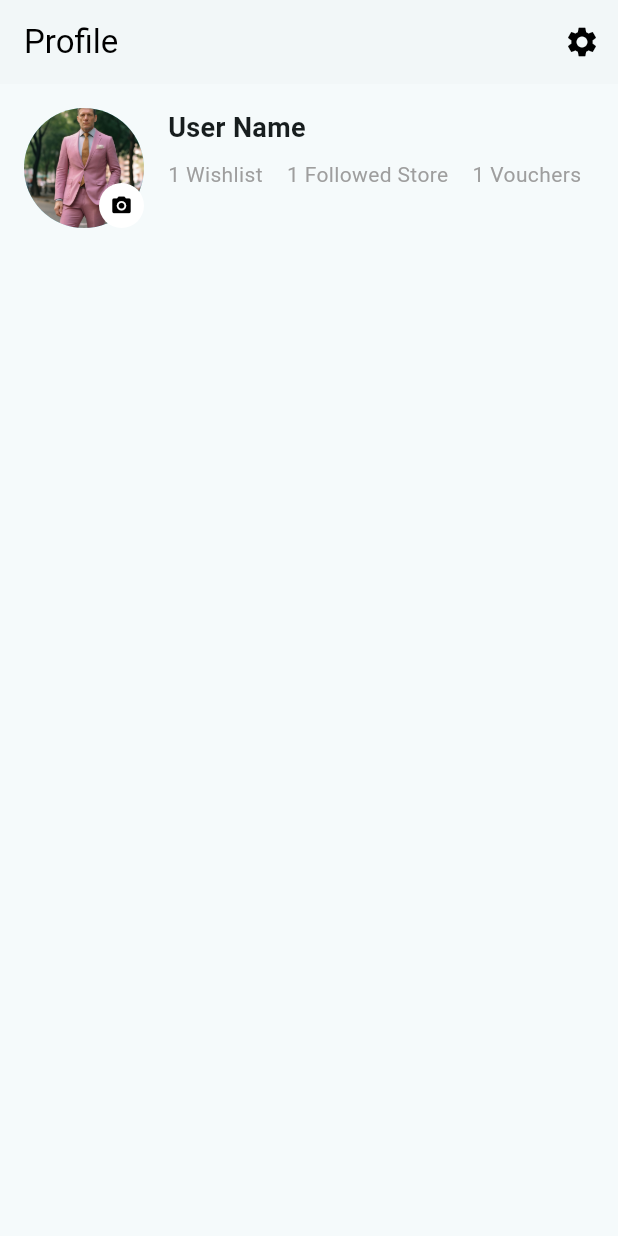
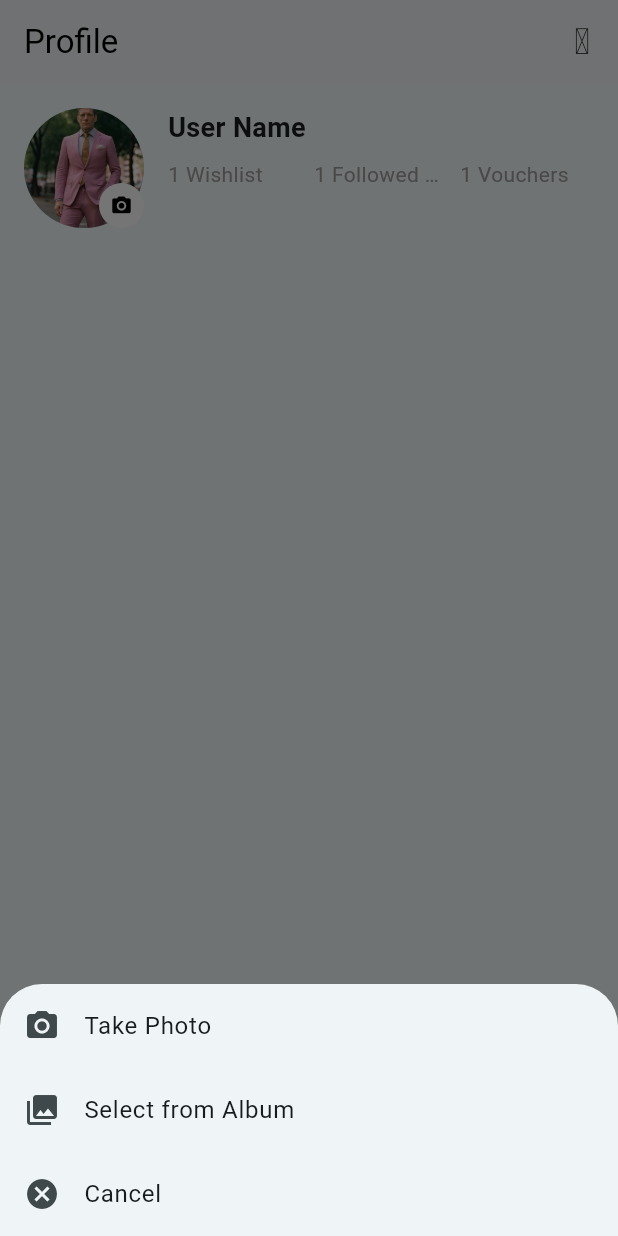
Before and after one commit to gitFaysalSakib/softminionEcom, a Flutter app: the screen it shows after launch, after a tap on the "camera alt" icon, on a phone screen of 412 x 824 dp. Run offline on Flutter 3.47's test engine with Material 3 defaults, Android fonts, the light colour scheme and no system bars; our stand-ins replace flutter_staggered_animations, get, iconsax, image_picker.

Commit message:
user can now take photo and choose photo from gallery

```diff
--- a/lib/all_test_class.dart
+++ b/lib/all_test_class.dart
@@ -1,6 +1,70 @@
+import 'dart:io';
+
 import 'package:flutter/material.dart';
+import 'package:image_picker/image_picker.dart';
+import 'package:iconsax/iconsax.dart';
 
-class UserProfilePage extends StatelessWidget {
+class UserFirstProfilePage extends StatefulWidget {
+  @override
+  _UserFirstProfilePageState createState() => _UserFirstProfilePageState();
+}
+
+class _UserFirstProfilePageState extends State<UserFirstProfilePage> {
+  final ImagePicker _picker = ImagePicker();
+  XFile? _imageFile;
+
+  Future<void> _showImageSourceActionSheet(BuildContext context) async {
+    showModalBottomSheet(
+      context: context,
+      builder: (BuildContext context) {
+        return SafeArea(
+          child: Column(
+            mainAxisSize: MainAxisSize.min,
+            children: [
+              ListTile(
+                leading: Icon(Icons.camera_alt),
+                title: Text('Take Photo'),
+                onTap: () async {
+                  Navigator.of(context).pop();
+                  final pickedFile = await _picker.pickImage(
+                    source: ImageSource.camera,
+                  );
+                  if (pickedFile != null) {
+                    setState(() {
+                      _imageFile = pickedFile;
+                    });
+                  }
+                },
+              ),
+              ListTile(
+                leading: Icon(Icons.photo_library),
+                title: Text('Select from Album'),
+                onTap: () async {
+                  Navigator.of(context).pop();
+                  final pickedFile = await _picker.pickImage(
+                    source: ImageSource.gallery,
+                  );
+                  if (pickedFile != null) {
+                    setState(() {
+                      _imageFile = pickedFile;
+                    });
+                  }
+                },
+              ),
+              ListTile(
+                leading: Icon(Icons.cancel),
+                title: Text('Cancel'),
+                onTap: () {
+                  Navigator.of(context).pop();
+                },
+              ),
+            ],
+          ),
+        );
+      },
+    );
+  }
+
   @override
   Widget build(BuildContext context) {
     return Scaffold(
@@ -13,7 +77,7 @@ class UserProfilePage extends StatelessWidget {
         ),
         actions: [
           IconButton(
-            icon: Icon(Icons.settings, color: Colors.black),
+            icon: Icon(Iconsax.setting1, color: Colors.grey[800]),
             onPressed: () {
               // Navigate to settings page
             },
@@ -29,8 +93,9 @@ class UserProfilePage extends StatelessWidget {
               children: [
                 CircleAvatar(
                   radius: 40.0,
-                  backgroundImage: AssetImage(
-                      'assets/images/p.jpg'), // Replace with user's image
+                  backgroundImage: _imageFile != null
+                      ? FileImage(File(_imageFile!.path))
+                      : AssetImage('assets/images/p.jpg') as ImageProvider,
                 ),
                 Positioned(
                   bottom: 0,
@@ -43,42 +108,54 @@ class UserProfilePage extends StatelessWidget {
                       icon:
                           Icon(Icons.camera_alt, color: Colors.black, size: 15),
                       onPressed: () {
-                        // Handle image change
+                        _showImageSourceActionSheet(context);
                       },
                     ),
                   ),
                 ),
               ],
             ),
-            SizedBox(width: 16.0), // Space between image and user details
-            Row(
-              children: [
-                Column(
+            SizedBox(width: 16.0),
+            Expanded(
+              child: Column(
                 crossAxisAlignment: CrossAxisAlignment.start,
                 children: [
                   Text(
-                      'User Name', // Replace with user's name
-                      style:
-                          TextStyle(fontSize: 18, fontWeight: FontWeight.bold),
+                    'User Name',
+                    style: TextStyle(fontSize: 18, fontWeight: FontWeight.bold),
+                    overflow: TextOverflow.ellipsis,
                   ),
-
-                    SizedBox(
-                        height: 8.0), // Space between user name and subtexts
+                  SizedBox(height: 8.0),
                   Row(
+                    mainAxisAlignment: MainAxisAlignment.start,
                     children: [
-                        Text('1 Wishlist',
-                            style: TextStyle(color: Colors.grey)),
-                        SizedBox(width: 16.0),
-                        Text('1 Followed Store',
-                            style: TextStyle(color: Colors.grey)),
-                        SizedBox(width: 16.0),
-                        Text('1 Vouchers',
-                            style: TextStyle(color: Colors.grey)),
+                      Expanded(
+                        child: Text(
+                          '1 Wishlist',
+                          style: TextStyle(color: Colors.grey),
+                          overflow: TextOverflow.ellipsis,
+                        ),
+                      ),
+                      SizedBox(width: 8.0),
+                      Expanded(
+                        child: Text(
+                          '1 Followed Store',
+                          style: TextStyle(color: Colors.grey),
+                          overflow: TextOverflow.ellipsis,
+                        ),
+                      ),
+                      SizedBox(width: 8.0),
+                      Expanded(
+                        child: Text(
+                          '1 Vouchers',
+                          style: TextStyle(color: Colors.grey),
+                          overflow: TextOverflow.ellipsis,
+                        ),
+                      ),
                     ],
                   ),
                 ],
               ),
-              ],
             ),
           ],
         ),
--- a/lib/main.dart
+++ b/lib/main.dart
@@ -63,7 +63,7 @@ class MyApp extends StatelessWidget {
       ),
       home: Sizer(
         builder: (context, orientation, deviceType) {
-          return UserProfilePage();
+          return UserFirstProfilePage();
         },
       ),
     );
--- a/pubspec.yaml
+++ b/pubspec.yaml
@@ -39,6 +39,7 @@ dependencies:
   flutter_staggered_animations: ^1.1.1
   dio: ^5.5.0+1
   iconsax: ^0.0.8
+  image_picker: ^1.1.2
 
 dev_dependencies:
   flutter_test:
```
Also changed, not shown: pubspec.lock, 6 other files. Lines whose indentation alone changed are shown as unchanged.
